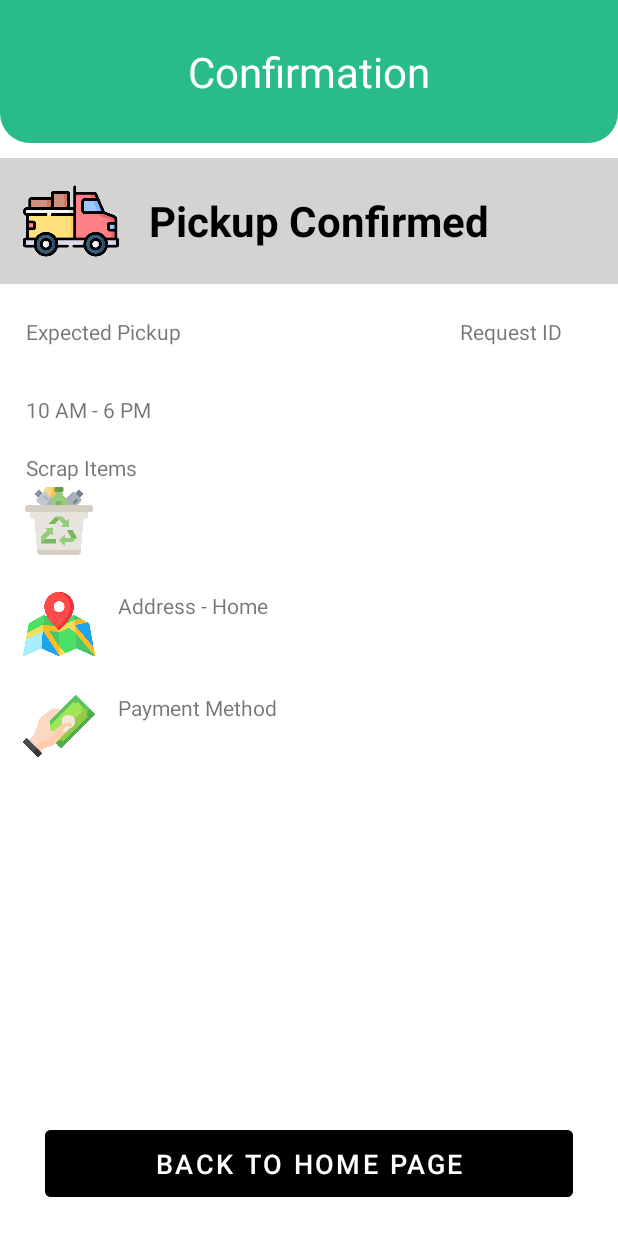
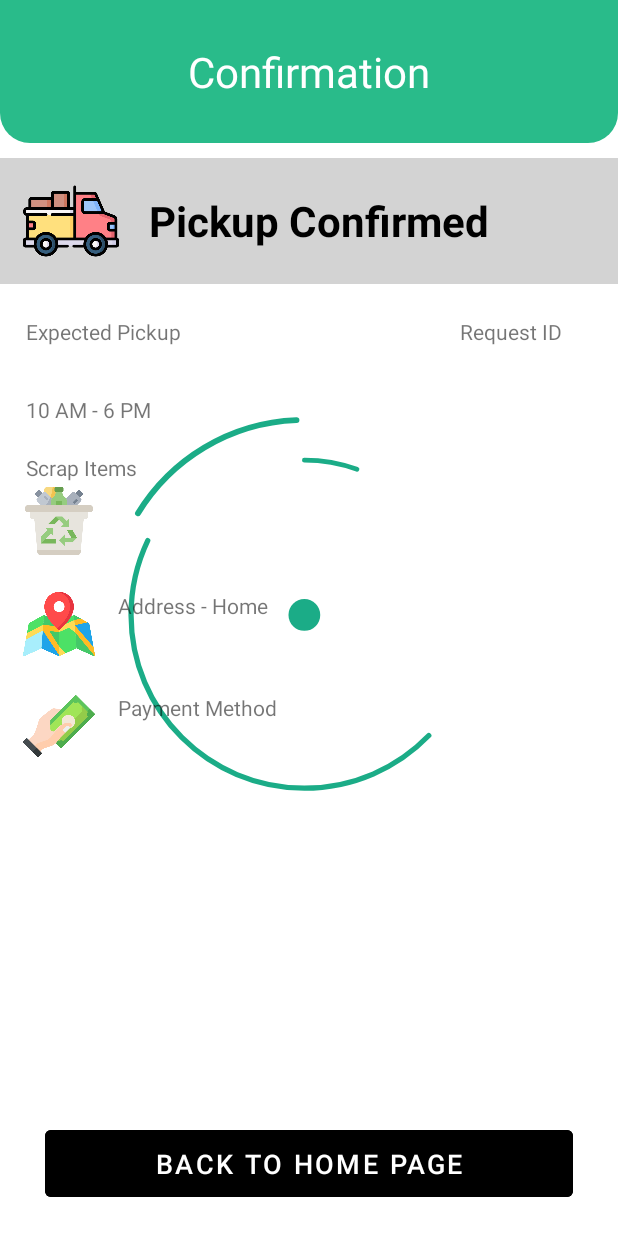
Before and after one commit to spandanpande/AddsCart, an Android app: the layout activity_confirmation.xml on its own in the app's theme, with its tools: preview values and no code run, on a phone screen of 412 x 824 dp. Run offline under Robolectric (Android 15) with nearby library versions, the phone set to English and light mode, and no system bars; Roboto replaces fonts that are not available here.

Commit message:
added the animation and sound effect

```diff
--- a/app/build.gradle
+++ b/app/build.gradle
@@ -52,4 +52,6 @@ dependencies {
     implementation 'pl.droidsonroids.gif:android-gif-drawable:1.2.24'
 
     implementation 'io.github.chaosleung:pinview:1.4.4'
+
+    implementation "com.airbnb.android:lottie:3.4.0"
 }
--- a/app/src/main/res/layout/activity_confirmation.xml
+++ b/app/src/main/res/layout/activity_confirmation.xml
@@ -5,6 +5,23 @@
     android:layout_width="match_parent"
     android:layout_height="match_parent"
     tools:context=".confirmation">
+
+    <androidx.constraintlayout.widget.ConstraintLayout
+        android:layout_width="match_parent"
+        android:layout_height="match_parent">
+
+        <com.airbnb.lottie.LottieAnimationView
+            android:id="@+id/confirmationAnim"
+            android:layout_width="match_parent"
+            android:layout_height="wrap_content"
+            android:elevation="5dp"
+            app:layout_constraintBottom_toBottomOf="parent"
+            app:layout_constraintEnd_toEndOf="parent"
+            app:layout_constraintStart_toStartOf="parent"
+            app:layout_constraintTop_toTopOf="parent"
+            app:lottie_autoPlay="true"
+            app:lottie_rawRes="@raw/done_anim" />
+    </androidx.constraintlayout.widget.ConstraintLayout>
 
     <androidx.constraintlayout.widget.ConstraintLayout
         android:id="@+id/cl3"
```
Also changed, not shown: app/src/main/java/com/as2developers/myapplication/confirmation.java (+19 -1 lines), app/src/main/res/raw/done_anim.json (added, +1 -0 lines), 1 other file.
